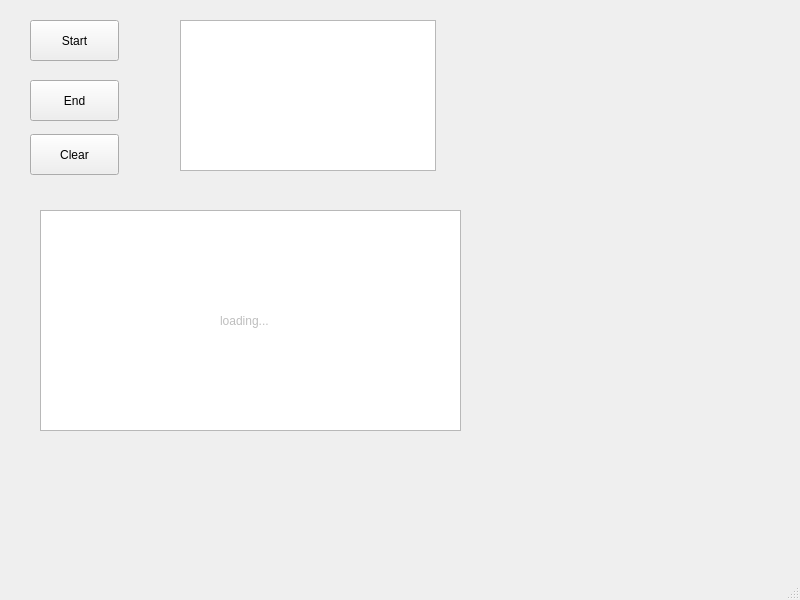
The window that sniffer/mainwindow.ui (xxx1766/prj-sniffer) describes before a commit, drawn with Qt 5.
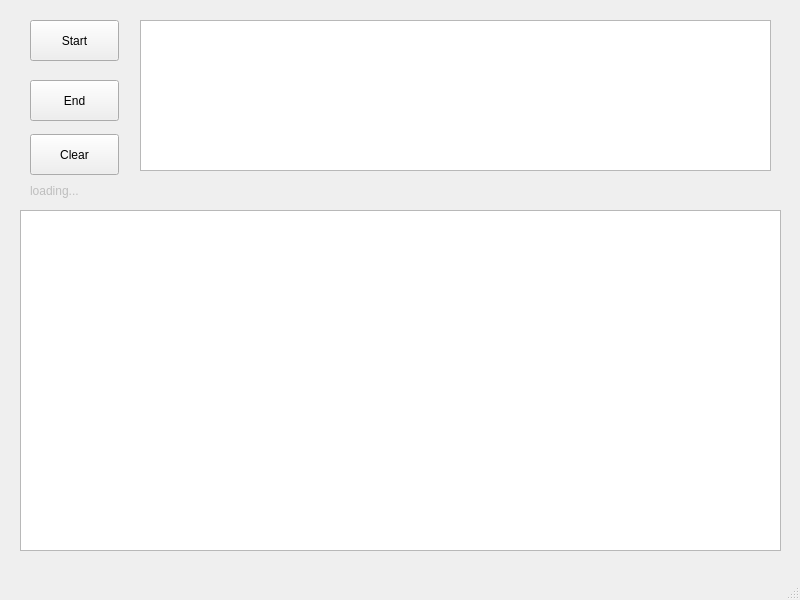
The same window after the commit.

The edit to the form file:
```diff
--- a/sniffer/mainwindow.ui
+++ b/sniffer/mainwindow.ui
@@ -56,19 +56,19 @@
    <widget class="QListWidget" name="linkShow">
     <property name="geometry">
      <rect>
-      <x>40</x>
+      <x>20</x>
       <y>210</y>
-      <width>421</width>
-      <height>221</height>
+      <width>761</width>
+      <height>341</height>
      </rect>
     </property>
    </widget>
    <widget class="QListWidget" name="pkgShow">
     <property name="geometry">
      <rect>
-      <x>180</x>
+      <x>140</x>
       <y>20</y>
-      <width>256</width>
+      <width>631</width>
       <height>151</height>
      </rect>
     </property>
@@ -79,8 +79,8 @@
     </property>
     <property name="geometry">
      <rect>
-      <x>220</x>
-      <y>300</y>
+      <x>30</x>
+      <y>170</y>
       <width>141</width>
       <height>41</height>
      </rect>
```
